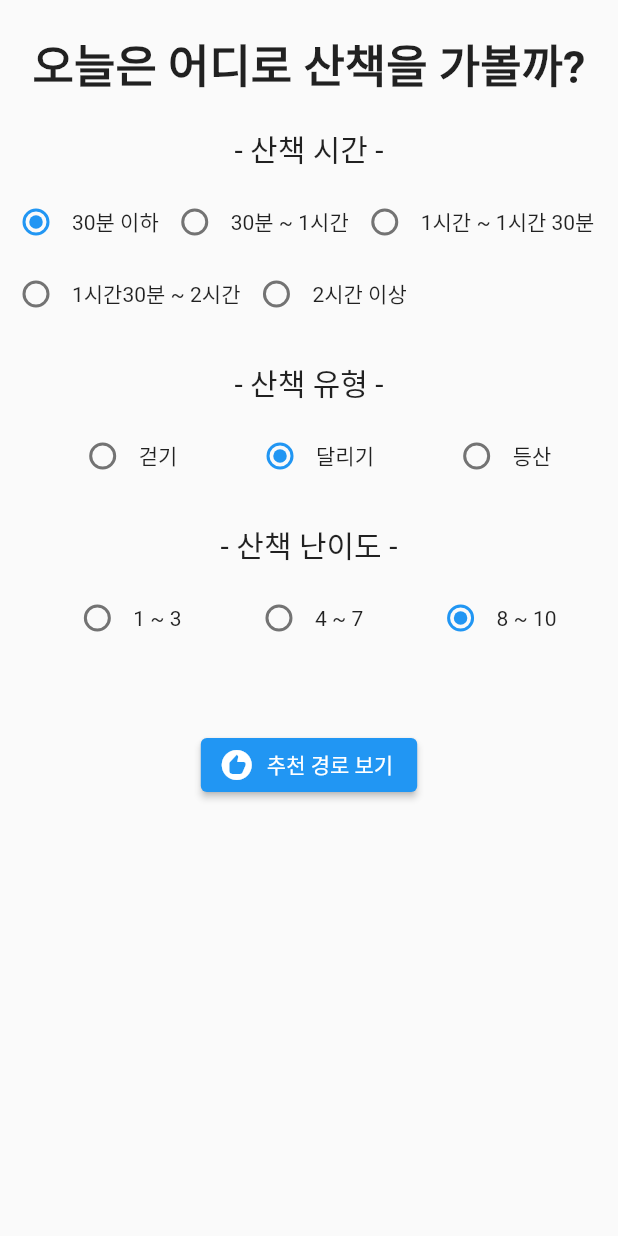
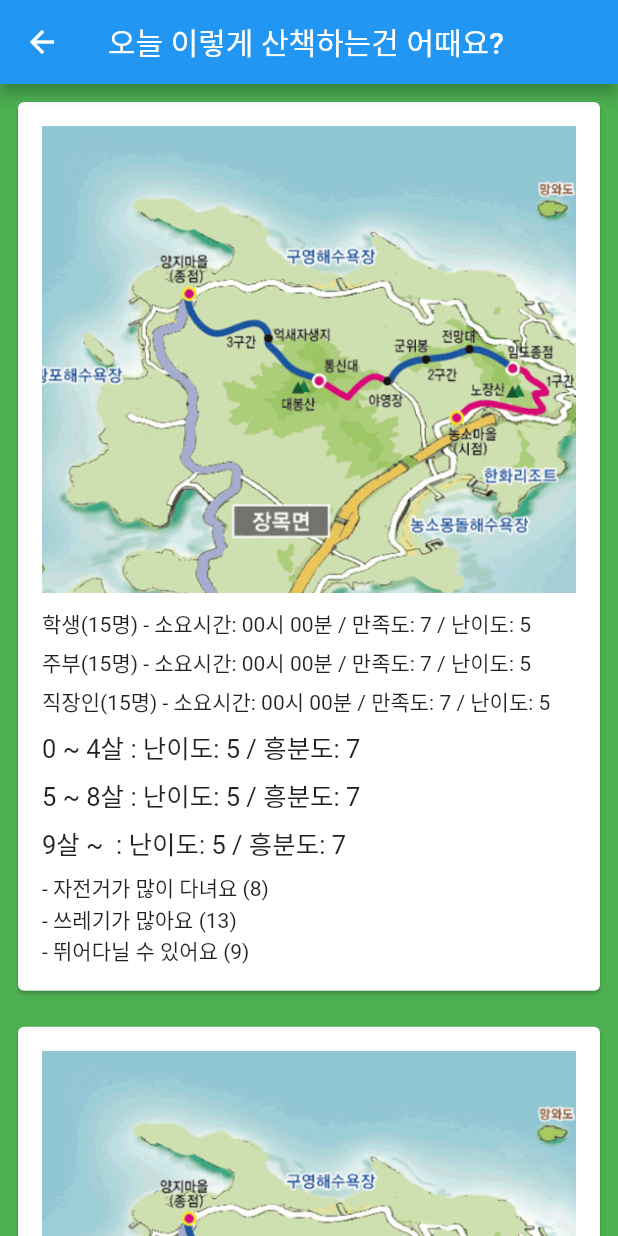
Before and after one commit to kju2405/happy_dog, a Flutter app: the RecommendPage screen opened directly, after a tap on "추천 경로 보기", on a phone screen of 412 x 824 dp. Run offline on Flutter 3.47's test engine with Material 2 defaults, Android fonts, the phone set to English and light mode, and no system bars; our stand-ins replace bottom_navy_bar, cloud_firestore, firebase_auth, firebase_core, flutter_switch, google_maps_flutter and 3 more; accounts and stored records are empty; statements that could not run were skipped.

Commit message:
Adding recommend looking page

```diff
--- /dev/null
+++ b/lib/view/recommend_looking_page.dart
@@ -0,0 +1,111 @@
+import 'package:flutter/material.dart';
+
+class LookingRecommend extends StatefulWidget {
+  const LookingRecommend({Key? key}) : super(key: key);
+
+  @override
+  State<LookingRecommend> createState() => _LookingRecommendState();
+}
+
+class _LookingRecommendState extends State<LookingRecommend> {
+  @override
+  Widget build(BuildContext context) {
+    return Scaffold(
+      backgroundColor: Colors.green,
+      appBar: AppBar(
+        title: Text('오늘 이렇게 산책하는건 어때요?'),
+        backgroundColor: Colors.greenre,
+      ),
+      body: Center(
+        child: Column(
+          children: [
+            Expanded(
+              child: ListView.builder(
+                itemCount: 3,
+                itemBuilder: (context, index) {
+                  return Card(
+                    margin: EdgeInsets.all(12),
+                    child: Padding(
+                      padding: EdgeInsets.all(16),
+                      child: Column(
+                        crossAxisAlignment: CrossAxisAlignment.start,
+                        children: [
+                          Image.asset(
+                            'images/walking_route.png',
+                          ),
+                          SizedBox(
+                            height: 10,
+                          ),
+                          Text(
+                            '학생(15명) - 소요시간: 00시 00분 / 만족도: 7 / 난이도: 5',
+                            style: TextStyle(
+                              fontSize: 14,
+                            ),
+                          ),
+                          SizedBox(
+                            height: 5,
+                          ),
+                          Text(
+                            '주부(15명) - 소요시간: 00시 00분 / 만족도: 7 / 난이도: 5',
+                            style: TextStyle(
+                              fontSize: 14,
+                            ),
+                          ),
+                          SizedBox(
+                            height: 5,
+                          ),
+                          Text(
+                            '직장인(15명) - 소요시간: 00시 00분 / 만족도: 7 / 난이도: 5',
+                            style: TextStyle(
+                              fontSize: 14,
+                            ),
+                          ),
+                          SizedBox(
+                            height: 7,
+                          ),
+                          Text(
+                            '0 ~ 4살 : 난이도: 5 / 흥분도: 7',
+                            style: TextStyle(fontSize: 17),
+                          ),
+                          SizedBox(
+                            height: 7,
+                          ),
+                          Text(
+                            '5 ~ 8살 : 난이도: 5 / 흥분도: 7',
+                            style: TextStyle(fontSize: 17),
+                          ),
+                          SizedBox(
+                            height: 7,
+                          ),
+                          Text(
+                            '9살 ~  : 난이도: 5 / 흥분도: 7',
+                            style: TextStyle(fontSize: 17),
+                          ),
+                          SizedBox(
+                            height: 7,
+                          ),
+                          Text(
+                            '- 자전거가 많이 다녀요 (8)',
+                            style: TextStyle(fontSize: 14),
+                          ),
+                          Text(
+                            '- 쓰레기가 많아요 (13)',
+                            style: TextStyle(fontSize: 14),
+                          ),
+                          Text(
+                            '- 뛰어다닐 수 있어요 (9)',
+                            style: TextStyle(fontSize: 14),
+                          ),
+                        ], // 추천 버튼과 이 경로로 산책하기 버튼 추가할것.
+                      ),
+                    ),
+                  );
+                },
+              ),
+            ),
+          ],
+        ),
+      ),
+    );
+  }
+}
--- a/lib/view/walking_recommend_page.dart
+++ b/lib/view/walking_recommend_page.dart
@@ -1,4 +1,5 @@
 import 'package:flutter/material.dart';
+import 'package:happy_dog/view/recommend_looking_page.dart';
 
 class RecommendPage extends StatefulWidget {
   const RecommendPage({Key? key}) : super(key: key);
@@ -19,7 +20,7 @@
       body: Column(
         children: [
           SizedBox(
-            height: 20,
+            height: 40,
           ),
           Text(
             '오늘은 어디로 산책을 가볼까?',
@@ -29,7 +30,7 @@
             ),
           ),
           SizedBox(
-            height: 20,
+            height: 100,
           ),
           Text(
             '- 산책 시간 -',
@@ -247,7 +248,16 @@
             height: 50,
           ),
           ElevatedButton.icon(
-            onPressed: () {},
+            onPressed: () {
+              Navigator.push(
+                context,
+                MaterialPageRoute(
+                  builder: (context) {
+                    return LookingRecommend();
+                  },
+                ),
+              );
+            },
             icon: Icon(Icons.recommend),
             label: Text('추천 경로 보기'),
           )
```
